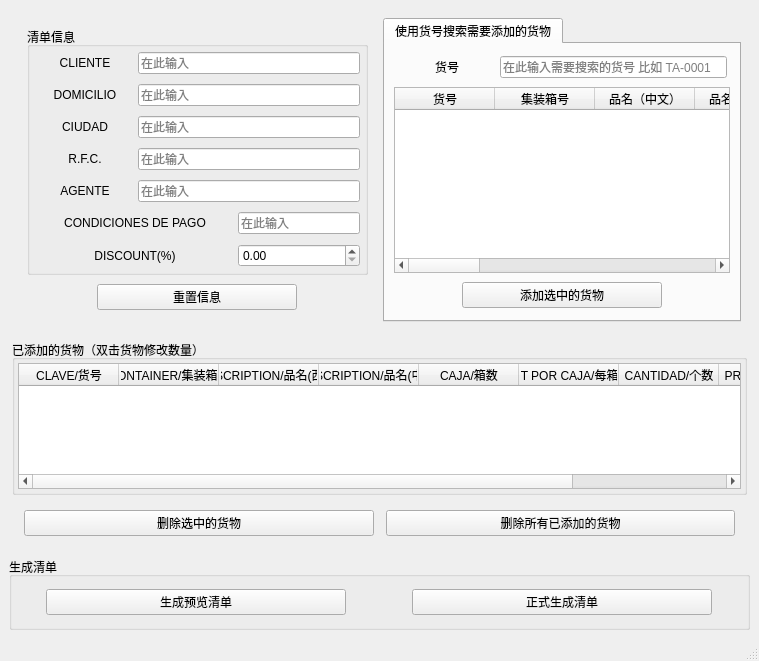
First picture: the form in CompanyStroageManagement/CreateListWin.ui, repository linxinwNeo/CompanyStroageManagement, before the edit.
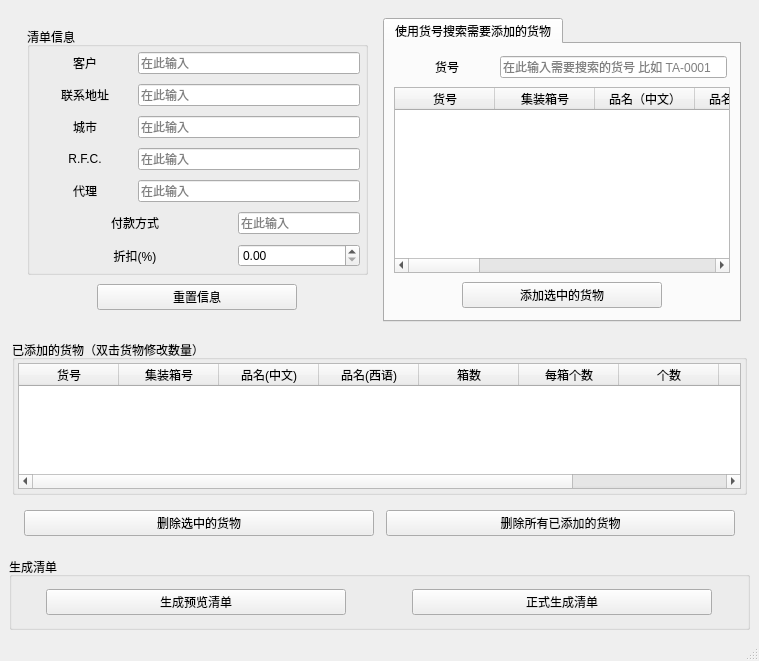
Second picture: the form after the edit.

```diff
--- a/CompanyStroageManagement/CreateListWin.ui
+++ b/CompanyStroageManagement/CreateListWin.ui
@@ -75,7 +75,7 @@
                    </size>
                   </property>
                   <property name="text">
-                   <string>CLIENTE</string>
+                   <string>客户</string>
                   </property>
                   <property name="alignment">
                    <set>Qt::AlignCenter</set>
@@ -122,7 +122,7 @@
                    </size>
                   </property>
                   <property name="text">
-                   <string>DOMICILIO</string>
+                   <string>联系地址</string>
                   </property>
                   <property name="alignment">
                    <set>Qt::AlignCenter</set>
@@ -169,7 +169,7 @@
                    </size>
                   </property>
                   <property name="text">
-                   <string>CIUDAD</string>
+                   <string>城市</string>
                   </property>
                   <property name="alignment">
                    <set>Qt::AlignCenter</set>
@@ -263,7 +263,7 @@
                    </size>
                   </property>
                   <property name="text">
-                   <string>AGENTE</string>
+                   <string>代理</string>
                   </property>
                   <property name="alignment">
                    <set>Qt::AlignCenter</set>
@@ -316,7 +316,7 @@
                    </size>
                   </property>
                   <property name="text">
-                   <string>CONDICIONES DE PAGO</string>
+                   <string>付款方式</string>
                   </property>
                   <property name="alignment">
                    <set>Qt::AlignCenter</set>
@@ -369,7 +369,7 @@
                    </size>
                   </property>
                   <property name="text">
-                   <string>DISCOUNT(%)</string>
+                   <string>折扣(%)</string>
                   </property>
                   <property name="alignment">
                    <set>Qt::AlignCenter</set>
@@ -685,47 +685,47 @@
             </attribute>
             <column>
              <property name="text">
-              <string>CLAVE/货号</string>
+              <string>货号</string>
              </property>
             </column>
             <column>
              <property name="text">
-              <string>CONTAINER/集装箱号</string>
+              <string>集装箱号</string>
              </property>
             </column>
             <column>
              <property name="text">
-              <string>DESCRIPTION/品名(西语)</string>
+              <string>品名(中文)</string>
              </property>
             </column>
             <column>
              <property name="text">
-              <string>DESCRIPTION/品名(中文)</string>
+              <string>品名(西语)</string>
              </property>
             </column>
             <column>
              <property name="text">
-              <string>CAJA/箱数</string>
+              <string>箱数</string>
              </property>
             </column>
             <column>
              <property name="text">
-              <string>CANT POR CAJA/每箱个数</string>
+              <string>每箱个数</string>
              </property>
             </column>
             <column>
              <property name="text">
-              <string>CANTIDAD/个数</string>
+              <string>个数</string>
              </property>
             </column>
             <column>
              <property name="text">
-              <string>PRECIO U./单价</string>
+              <string>单价</string>
              </property>
             </column>
             <column>
              <property name="text">
-              <string>IMPORTE/总价</string>
+              <string>总价</string>
              </property>
             </column>
            </widget>
```
Left out of the diff: 2 changed lines with no effect on the pictures.
